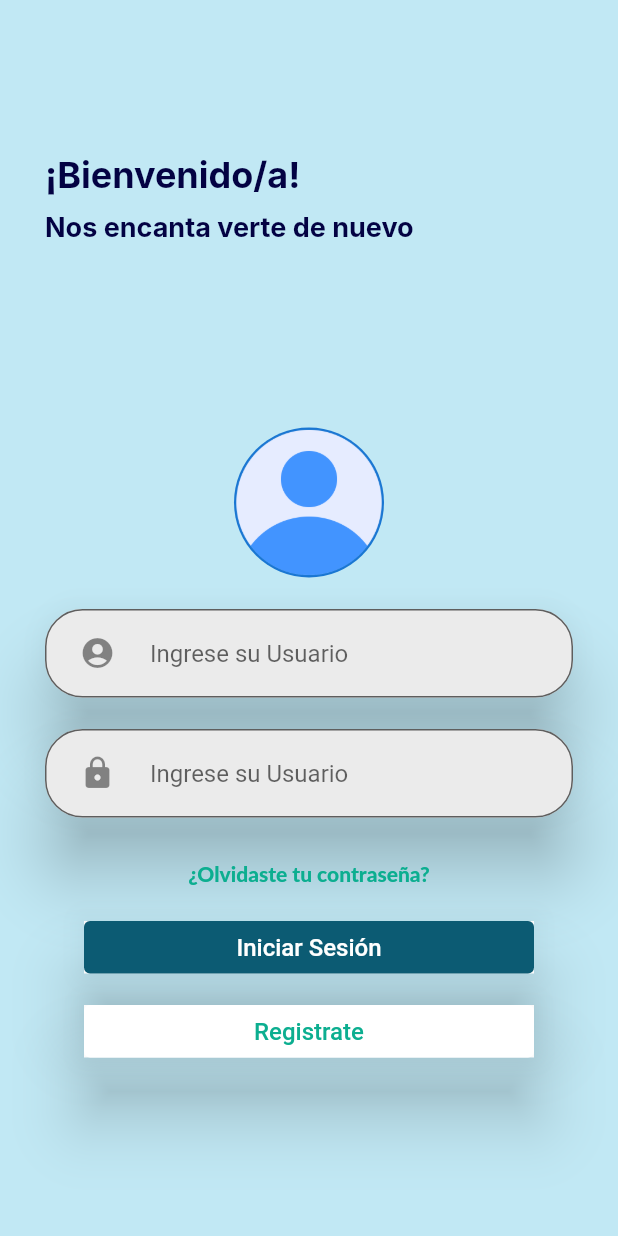
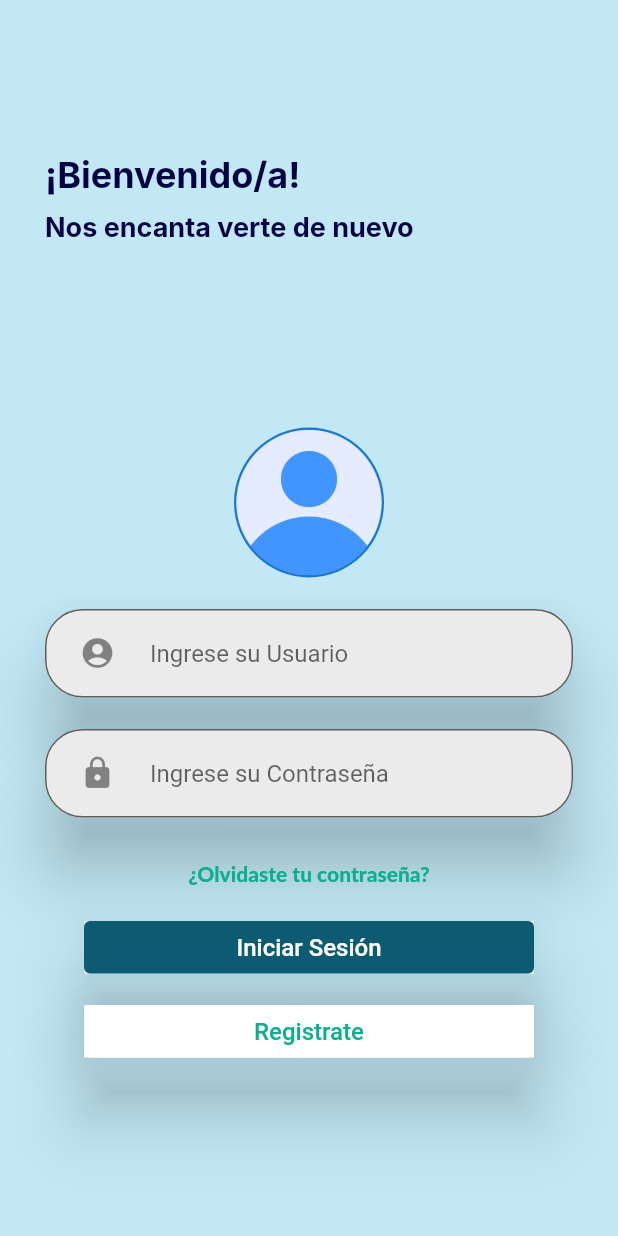
Before and after one commit to JulioOrtizUTEC/TuMundoMedico-Flutter, a Flutter app: the Menu screen opened directly, after a tap on the "menu" icon, after a tap on "Cerrar Sesión", on a phone screen of 412 x 824 dp. Run offline on Flutter 3.47's test engine with Material 2 defaults, Android fonts, the phone set to English and light mode, and no system bars; Roboto replaces fonts that are missing (Inter, Lato).

```diff
--- a/lib/src/app.dart
+++ b/lib/src/app.dart
@@ -1,8 +1,13 @@
+import 'dart:convert';
+
 import 'package:flutter/material.dart';
 import 'package:tumundomedico_flutter/main.dart';
 import 'package:tumundomedico_flutter/src/acercade.dart';
 import 'package:tumundomedico_flutter/src/inicio.dart';
 import 'package:tumundomedico_flutter/src/registrarUsuario.dart';
+import 'package:http/http.dart';
+import 'globals.dart' as globals;
+
 
 class Login extends StatefulWidget {
   const Login({super.key});
@@ -11,7 +16,47 @@ class Login extends StatefulWidget {
   State<Login> createState() => _LoginState();
 }
 
+
+TextEditingController usuarioController = TextEditingController();
+TextEditingController contraseniaController = TextEditingController();
+var logueado = 0;
+var id = "";
+var usr = "";
+
 class _LoginState extends State<Login> {
+
+login(String usuario, String contrasenia) async{
+  try{
+    Response response = await post(
+      Uri.parse("http://localhost/TuMundoMedicoService/login.php"),
+      body: {
+        'username': usuario,
+        'pass': contrasenia
+      }
+    );
+
+    //Se hace una validación para saber si es una respuesta correcta
+    if(response.statusCode == 200){
+        // Se obtiene la respuesta json de la API
+        final Map<String,dynamic> respuesta = await jsonDecode(response.body);
+        id = respuesta["id_usuario"];
+        usr = respuesta["usuario"];
+        // Se verifica que los usuarios sean distintos de vacio
+        if(id != "" && usr != ""){
+          //Se guarda el id de usuario y el usuario en variables globales
+          globals.idUser = id;
+          globals.user = usr;
+          //se pasa a enviar al usuario a la pantalla de inicio
+          Navigator.push(context,
+                          MaterialPageRoute(builder: (context) => MenuClass()));
+        }
+      }else{
+        print("El usuario no existe");
+      }
+  }catch(e){
+    print(e.toString());
+  }
+}
   @override
   Widget build(BuildContext context) {
     return Scaffold(
@@ -76,9 +121,10 @@ class _LoginState extends State<Login> {
                 borderRadius: BorderRadius.circular(25.0),
                 child:
                     //Textfield de usuario
-                    TextField(
-                  enableInteractiveSelection: false,
-                  decoration: InputDecoration(
+                    TextFormField(
+                    controller: usuarioController,
+                    enableInteractiveSelection: false,
+                    decoration: InputDecoration(
                     filled: true,
                     fillColor: Color.fromARGB(255, 235, 235, 235),
                     prefixIcon: Icon(Icons.account_circle_sharp),
@@ -104,10 +150,11 @@ class _LoginState extends State<Login> {
                 borderRadius: BorderRadius.circular(25.0),
                 child:
                     //Textfield de usuario
-                    TextField(
-                  enableInteractiveSelection: false,
-                  obscureText: true,
-                  decoration: InputDecoration(
+                    TextFormField(
+                    controller: contraseniaController,
+                    enableInteractiveSelection: false,
+                    obscureText: true,
+                    decoration: InputDecoration(
                     filled: true,
                     fillColor: Color.fromARGB(255, 235, 235, 235),
                     prefixIcon: Icon(Icons.lock),
@@ -115,7 +162,7 @@ class _LoginState extends State<Login> {
                       minWidth: 70,
                       maxHeight: 50,
                     ),
-                    hintText: 'Ingrese su Usuario',
+                    hintText: 'Ingrese su Contraseña',
                     border: OutlineInputBorder(
                       borderRadius: BorderRadius.circular(25.0),
                     ),
@@ -158,8 +205,7 @@ class _LoginState extends State<Login> {
                   shadowColor: Colors.black,
                   child: TextButton(
                     onPressed: () {
-                      Navigator.push(context,
-                          MaterialPageRoute(builder: (context) => MenuClass()));
+                      login(usuarioController.text.toString(), contraseniaController.text.toString());
                     },
                     style: ButtonStyle(
                       backgroundColor: MaterialStateProperty.all(
--- /dev/null
+++ b/lib/src/globals.dart
@@ -0,0 +1,6 @@
+library tumundomedico_flutter.globals;
+
+//Variables globales para el manejo de sesiones
+
+String idUser = "";
+String user = "";
--- a/lib/src/menu.dart
+++ b/lib/src/menu.dart
@@ -5,6 +5,8 @@ import 'package:tumundomedico_flutter/src/acercade.dart';
 import 'package:tumundomedico_flutter/src/inicio.dart';
 import 'package:tumundomedico_flutter/src/medicos.dart';
 import 'package:tumundomedico_flutter/src/perfil.dart';
+import 'globals.dart' as globals;
+
 
 class Menu extends StatefulWidget {
   const Menu({super.key});
@@ -77,15 +79,15 @@ class _MenuState extends State<Menu> {
             const SizedBox(
               height: 25.0,
             ),
-            const Column(
+            Column(
               children: [
                 SizedBox(
                   width: 900,
                   child: Align(
                     alignment: Alignment.center,
                     //Acá se colocan los textos de bienvenida
-                    child: Text('Usuario',
-                        style: TextStyle(
+                    child: Text('${globals.user}',
+                        style: const TextStyle(
                             fontFamily: 'Inter',
                             fontSize: 24,
                             color: Color.fromARGB(255, 255, 255, 255),
@@ -203,6 +205,8 @@ class _MenuState extends State<Menu> {
                     shadowColor: Colors.black,
                     child: TextButton(
                       onPressed: () {
+                        globals.idUser = "";
+                        globals.user = "";
                         Navigator.push(
                             context,
                             MaterialPageRoute(
```
